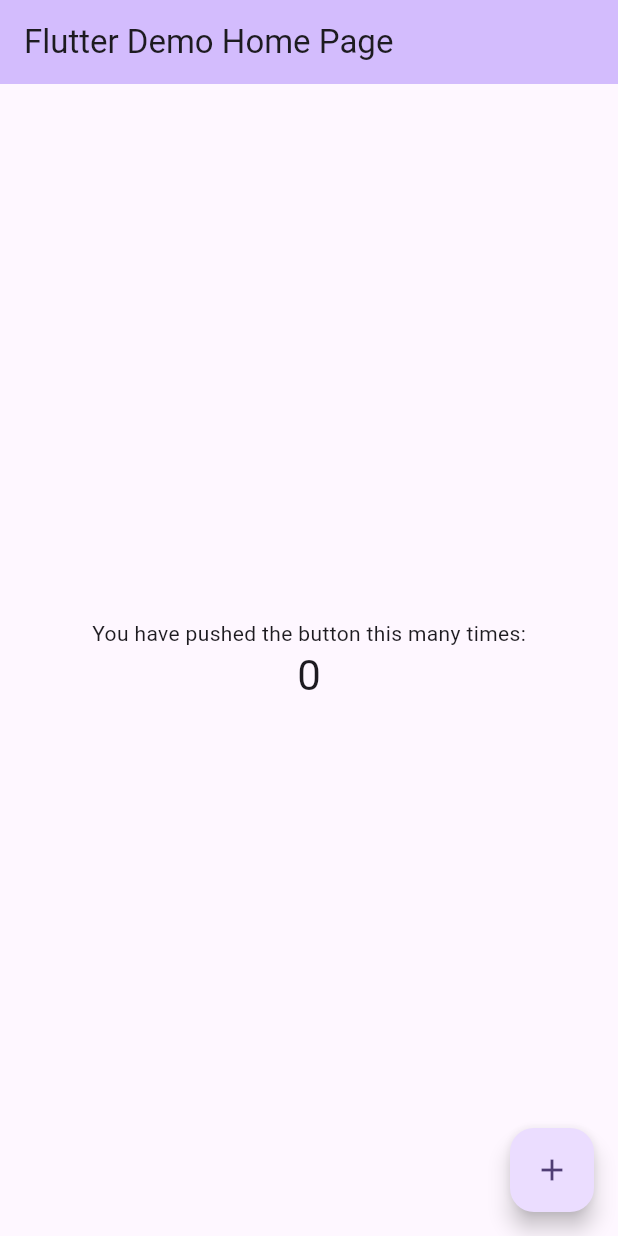
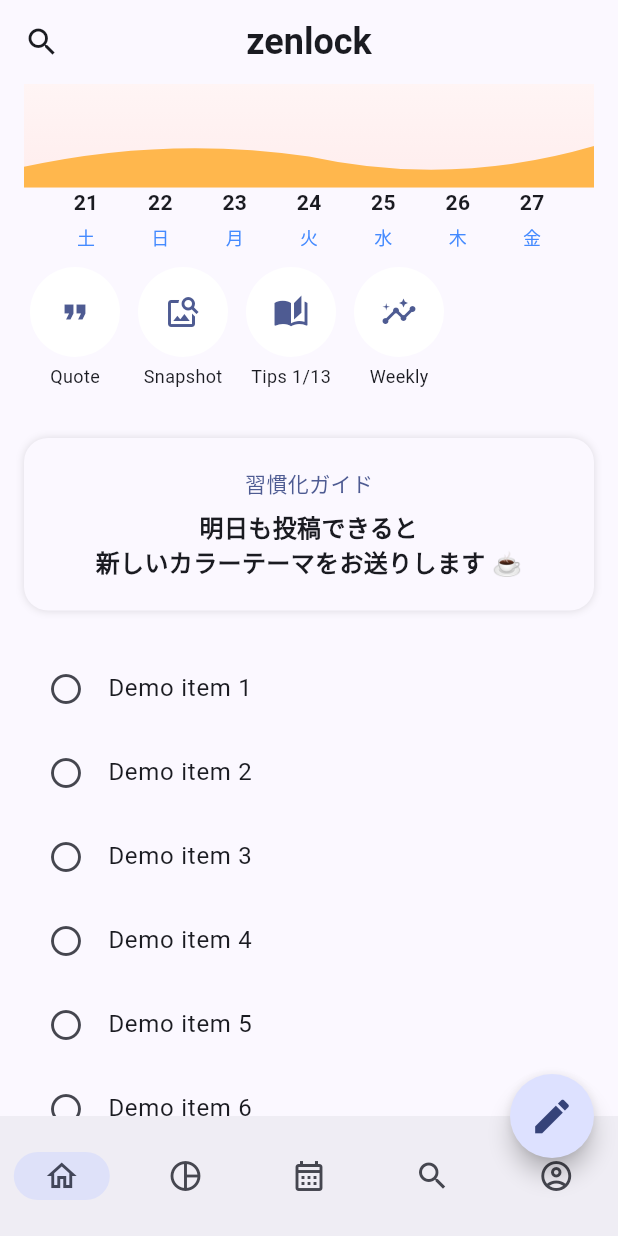
Before and after one commit to akiJacky/zenlock, a Flutter app: the screen it shows after launch, on a phone screen of 412 x 824 dp. Run offline on Flutter 3.47's test engine with Material 3 defaults, Android fonts, the light colour scheme and no system bars; Roboto replaces fonts that are missing (RoundedMplus).

Commit message:
modify HomeScreen

```diff
--- /dev/null
+++ b/lib/features/home/screens/home_screen.dart
@@ -0,0 +1,86 @@
+import 'package:flutter/material.dart';
+
+import '../widgets/calendar_header.dart';
+import '../widgets/story_chips.dart';
+import '../widgets/habit_card.dart';
+
+/// 5 タブ＋右下 FAB を持つホーム画面
+class HomeScreen extends StatefulWidget {
+  const HomeScreen({super.key});
+
+  @override
+  State<HomeScreen> createState() => _HomeScreenState();
+}
+
+class _HomeScreenState extends State<HomeScreen> {
+  int _currentIndex = 0;
+
+  @override
+  Widget build(BuildContext context) {
+    return Scaffold(
+      // ── 上部 AppBar ────────────────────────────────────────────────
+      appBar: AppBar(
+        scrolledUnderElevation: 0,
+        backgroundColor: Colors.transparent,
+        leading: IconButton(
+          icon: const Icon(Icons.search),
+          onPressed: () {}, // TODO: 検索画面へ
+        ),
+        centerTitle: true,
+        title: Text(
+          'zenlock',
+          style: Theme.of(context)
+              .textTheme
+              .headlineSmall
+              ?.copyWith(fontWeight: FontWeight.w700),
+        ),
+      ),
+
+      // ── 画面本体 ────────────────────────────────────────────────────
+      body: ListView(
+        padding: const EdgeInsets.symmetric(horizontal: 16),
+        children: [
+          const CalendarHeader(),
+          const SizedBox(height: 12),
+          const StoryChips(),
+          const SizedBox(height: 24),
+          const HabitCard(),
+          const SizedBox(height: 24),
+          // ダミータイムライン
+          ...List.generate(
+            15,
+            (i) => ListTile(
+              leading: const Icon(Icons.circle_outlined),
+              title: Text('Demo item ${i + 1}'),
+            ),
+          ),
+        ],
+      ),
+
+      // ── 右下のペン形 FAB ────────────────────────────────────────────
+      floatingActionButton: FloatingActionButton(
+        onPressed: () {}, // TODO: 投稿画面へ
+        shape: const CircleBorder(),
+        child: const Icon(Icons.edit, size: 30),
+      ),
+      floatingActionButtonLocation: FloatingActionButtonLocation.endDocked,
+
+      // ── 5 つのボトムナビゲーション ───────────────────────────────
+      bottomNavigationBar: NavigationBar(
+        selectedIndex: _currentIndex,
+        onDestinationSelected: (idx) => setState(() => _currentIndex = idx),
+        labelBehavior: NavigationDestinationLabelBehavior.alwaysHide,
+        destinations: const [
+          NavigationDestination(icon: Icon(Icons.home_outlined), label: 'Home'),
+          NavigationDestination(
+              icon: Icon(Icons.pie_chart_outline), label: 'Stats'),
+          NavigationDestination(
+              icon: Icon(Icons.calendar_month_outlined), label: 'Calendar'),
+          NavigationDestination(icon: Icon(Icons.search), label: 'Search'),
+          NavigationDestination(
+              icon: Icon(Icons.account_circle_outlined), label: 'Profile'),
+        ],
+      ),
+    );
+  }
+}
--- /dev/null
+++ b/lib/features/home/widgets/calendar_header.dart
@@ -0,0 +1,91 @@
+import 'package:flutter/material.dart';
+
+/// 画面上部のカレンダーヘッダー + 波型グラフ背景
+class CalendarHeader extends StatelessWidget {
+  const CalendarHeader({super.key});
+
+  @override
+  Widget build(BuildContext context) {
+    return SizedBox(
+      height: 110,
+      child: Column(
+        children: [
+          // ── 背景（グラデーション + 波線）────────────────────────────
+          Expanded(
+            child: Stack(
+              children: [
+                // グラデーション背景
+                Positioned.fill(
+                  child: Container(
+                    decoration: const BoxDecoration(
+                      gradient: LinearGradient(
+                        begin: Alignment.topCenter,
+                        end: Alignment.bottomCenter,
+                        colors: [
+                          Color(0xFFFFF5F5),
+                          Color(0xFFFFEDED),
+                        ],
+                      ),
+                    ),
+                  ),
+                ),
+                // 波線
+                const Positioned.fill(
+                  child: CustomPaint(
+                    painter: const _WavePainter(), // ★ ここも const を付ける
+                  ),
+                ),
+              ],
+            ),
+          ),
+          // ── 日付ラベル行 ─────────────────────────────────────────────
+          Row(
+            mainAxisAlignment: MainAxisAlignment.spaceEvenly,
+            children: List.generate(
+              7,
+              (i) => Column(
+                children: [
+                  Text(
+                    '${21 + i}',
+                    style: const TextStyle(
+                        fontSize: 14, fontWeight: FontWeight.w600),
+                  ),
+                  const SizedBox(height: 4),
+                  Text(
+                    '土日月火水木金'[i],
+                    style:
+                        const TextStyle(fontSize: 12, color: Colors.blueAccent),
+                  ),
+                ],
+              ),
+            ),
+          ),
+        ],
+      ),
+    );
+  }
+}
+
+/// カレンダーヘッダー下部に敷く波形グラフ
+class _WavePainter extends CustomPainter {
+  const _WavePainter();
+
+  @override
+  void paint(Canvas canvas, Size size) {
+    final path = Path()
+      ..moveTo(0, size.height * .8)
+      ..quadraticBezierTo(
+          size.width * .25, size.height * .5, size.width * .5, size.height * .7)
+      ..quadraticBezierTo(
+          size.width * .75, size.height, size.width, size.height * .6)
+      ..lineTo(size.width, size.height)
+      ..lineTo(0, size.height)
+      ..close();
+
+    final paint = Paint()..color = const Color(0xFFFFB74D); // オレンジ
+    canvas.drawPath(path, paint);
+  }
+
+  @override
+  bool shouldRepaint(covariant CustomPainter oldDelegate) => false;
+}
--- /dev/null
+++ b/lib/features/home/widgets/habit_card.dart
@@ -0,0 +1,30 @@
+import 'package:flutter/material.dart';
+
+/// 「習慣化ガイド」などのお知らせを表示するカード
+class HabitCard extends StatelessWidget {
+  const HabitCard({super.key});
+
+  @override
+  Widget build(BuildContext context) {
+    final scheme = Theme.of(context).colorScheme;
+    return Container(
+      padding: const EdgeInsets.all(20),
+      decoration: BoxDecoration(
+        color: scheme.surface,
+        borderRadius: BorderRadius.circular(16),
+        boxShadow: const [BoxShadow(color: Colors.black12, blurRadius: 4)],
+      ),
+      child: Column(
+        children: [
+          Text('習慣化ガイド', style: TextStyle(color: scheme.primary)),
+          const SizedBox(height: 8),
+          const Text(
+            '明日も投稿できると\n新しいカラーテーマをお送りします ☕️',
+            textAlign: TextAlign.center,
+            style: TextStyle(fontSize: 16, fontWeight: FontWeight.bold),
+          ),
+        ],
+      ),
+    );
+  }
+}
--- /dev/null
+++ b/lib/features/home/widgets/story_chips.dart
@@ -0,0 +1,40 @@
+import 'package:flutter/material.dart';
+
+/// Quote / Snapshot / Tips … などを横スクロールで表示する丸チップ一覧
+class StoryChips extends StatelessWidget {
+  const StoryChips({super.key});
+
+  static const _items = [
+    ('Quote', Icons.format_quote),
+    ('Snapshot', Icons.image_search),
+    ('Tips 1/13', Icons.auto_stories),
+    ('Weekly', Icons.insights),
+  ];
+
+  @override
+  Widget build(BuildContext context) {
+    return SizedBox(
+      height: 90,
+      child: ListView.separated(
+        scrollDirection: Axis.horizontal,
+        padding: const EdgeInsets.symmetric(horizontal: 4),
+        itemCount: _items.length,
+        separatorBuilder: (_, __) => const SizedBox(width: 12),
+        itemBuilder: (_, index) {
+          final (label, icon) = _items[index];
+          return Column(
+            children: [
+              CircleAvatar(
+                radius: 30,
+                backgroundColor: Colors.white,
+                child: Icon(icon, color: Theme.of(context).colorScheme.primary),
+              ),
+              const SizedBox(height: 4),
+              Text(label, style: const TextStyle(fontSize: 12)),
+            ],
+          );
+        },
+      ),
+    );
+  }
+}
--- a/lib/main.dart
+++ b/lib/main.dart
@@ -1,125 +1,30 @@
 import 'package:flutter/material.dart';
+import 'features/home/screens/home_screen.dart';
 
 void main() {
-  runApp(const MyApp());
+  // 必要に応じて WidgetsFlutterBinding.ensureInitialized();
+  runApp(const ZenLockMockApp());
 }
 
-class MyApp extends StatelessWidget {
-  const MyApp({super.key});
+/// アプリ全体のルート
+class ZenLockMockApp extends StatelessWidget {
+  const ZenLockMockApp({super.key});
 
-  // This widget is the root of your application.
   @override
   Widget build(BuildContext context) {
     return MaterialApp(
-      title: 'Flutter Demo',
+      title: 'zenlock mock',
+      debugShowCheckedModeBanner: false,
+
+      // ── テーマ設定 ──────────────────────────────────────────────
       theme: ThemeData(
-        // This is the theme of your application.
-        //
-        // TRY THIS: Try running your application with "flutter run". You'll see
-        // the application has a purple toolbar. Then, without quitting the app,
-        // try changing the seedColor in the colorScheme below to Colors.green
-        // and then invoke "hot reload" (save your changes or press the "hot
-        // reload" button in a Flutter-supported IDE, or press "r" if you used
-        // the command line to start the app).
-        //
-        // Notice that the counter didn't reset back to zero; the application
-        // state is not lost during the reload. To reset the state, use hot
-        // restart instead.
-        //
-        // This works for code too, not just values: Most code changes can be
-        // tested with just a hot reload.
-        colorScheme: ColorScheme.fromSeed(seedColor: Colors.deepPurple),
+        colorSchemeSeed: const Color(0xff1a4ad8), // アプリのキーカラー
         useMaterial3: true,
+        fontFamily: 'RoundedMplus', // pubspec.yaml に登録していれば反映
       ),
-      home: const MyHomePage(title: 'Flutter Demo Home Page'),
+
+      // ── ルート画面 ───────────────────────────────────────────────
+      home: const HomeScreen(),
     );
   }
 }
-
-class MyHomePage extends StatefulWidget {
-  const MyHomePage({super.key, required this.title});
-
-  // This widget is the home page of your application. It is stateful, meaning
-  // that it has a State object (defined below) that contains fields that affect
-  // how it looks.
-
-  // This class is the configuration for the state. It holds the values (in this
-  // case the title) provided by the parent (in this case the App widget) and
-  // used by the build method of the State. Fields in a Widget subclass are
-  // always marked "final".
-
-  final String title;
-
-  @override
-  State<MyHomePage> createState() => _MyHomePageState();
-}
-
-class _MyHomePageState extends State<MyHomePage> {
-  int _counter = 0;
-
-  void _incrementCounter() {
-    setState(() {
-      // This call to setState tells the Flutter framework that something has
-      // changed in this State, which causes it to rerun the build method below
-      // so that the display can reflect the updated values. If we changed
-      // _counter without calling setState(), then the build method would not be
-      // called again, and so nothing would appear to happen.
-      _counter++;
-    });
-  }
-
-  @override
-  Widget build(BuildContext context) {
-    // This method is rerun every time setState is called, for instance as done
-    // by the _incrementCounter method above.
-    //
-    // The Flutter framework has been optimized to make rerunning build methods
-    // fast, so that you can just rebuild anything that needs updating rather
-    // than having to individually change instances of widgets.
-    return Scaffold(
-      appBar: AppBar(
-        // TRY THIS: Try changing the color here to a specific color (to
-        // Colors.amber, perhaps?) and trigger a hot reload to see the AppBar
-        // change color while the other colors stay the same.
-        backgroundColor: Theme.of(context).colorScheme.inversePrimary,
-        // Here we take the value from the MyHomePage object that was created by
-        // the App.build method, and use it to set our appbar title.
-        title: Text(widget.title),
-      ),
-      body: Center(
-        // Center is a layout widget. It takes a single child and positions it
-        // in the middle of the parent.
-        child: Column(
-          // Column is also a layout widget. It takes a list of children and
-          // arranges them vertically. By default, it sizes itself to fit its
-          // children horizontally, and tries to be as tall as its parent.
-          //
-          // Column has various properties to control how it sizes itself and
-          // how it positions its children. Here we use mainAxisAlignment to
-          // center the children vertically; the main axis here is the vertical
-          // axis because Columns are vertical (the cross axis would be
-          // horizontal).
-          //
-          // TRY THIS: Invoke "debug painting" (choose the "Toggle Debug Paint"
-          // action in the IDE, or press "p" in the console), to see the
-          // wireframe for each widget.
-          mainAxisAlignment: MainAxisAlignment.center,
-          children: <Widget>[
-            const Text(
-              'You have pushed the button this many times:',
-            ),
-            Text(
-              '$_counter',
-              style: Theme.of(context).textTheme.headlineMedium,
-            ),
-          ],
-        ),
-      ),
-      floatingActionButton: FloatingActionButton(
-        onPressed: _incrementCounter,
-        tooltip: 'Increment',
-        child: const Icon(Icons.add),
-      ), // This trailing comma makes auto-formatting nicer for build methods.
-    );
-  }
-}
```
